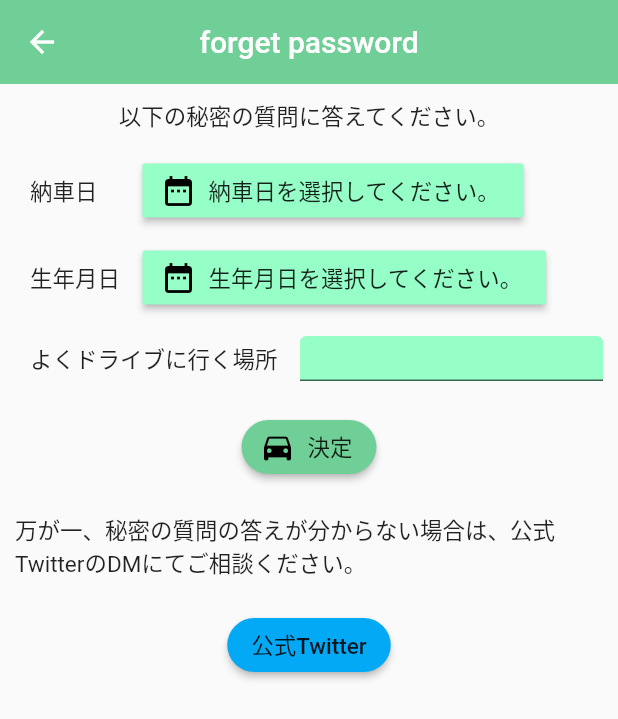
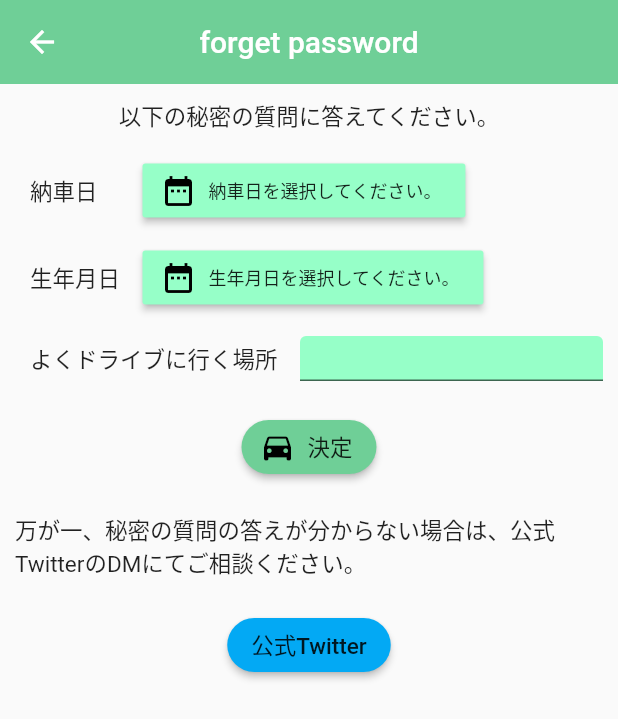
Before and after one commit to Nkoyama/CarOwnerConnect, a Flutter app: the ForgetPassword screen opened directly, on a phone screen of 412 x 824 dp. Shown: the top 719 px of the screen. Run offline on Flutter 3.47's test engine with Material 2 defaults, Android fonts, the phone set to English and light mode, and no system bars; our stand-ins replace flutter_slidable.

Commit message:
forget password画面　文字サイズ変更

```diff
--- a/car_owner_connect/lib/pages/forgetPassword.dart
+++ b/car_owner_connect/lib/pages/forgetPassword.dart
@@ -123,7 +123,12 @@ class SecretQuestionState extends State<SecretQuestion> {
                     Icons.date_range,
                     color: Colors.black,
                   ),
-                  label: Text(deliveryDate),
+                  label: Text(
+                      deliveryDate,
+                      style: TextStyle(
+                          fontSize: 12.0
+                      )
+                  ),
                   onPressed: () => _selectDeliveryDate(context),
                   color: Color.fromARGB(255, 150, 255, 200),
                 ),
@@ -146,7 +151,12 @@ class SecretQuestionState extends State<SecretQuestion> {
                     Icons.date_range,
                     color: Colors.black,
                   ),
-                  label: Text(birthDate),
+                  label: Text(
+                    birthDate,
+                    style: TextStyle(
+                        fontSize: 12.0
+                    ),
+                  ),
                   onPressed: () => _selectBirthDate(context),
                   color: Color.fromARGB(255, 150, 255, 200),
                 ),
```
